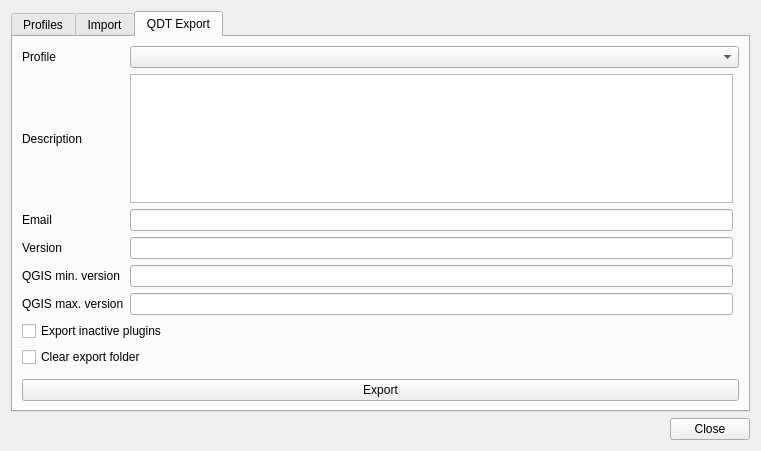
Old version of the form profile_manager/profile_manager_dialog_base.ui in the repository WhereGroup/profile-manager.
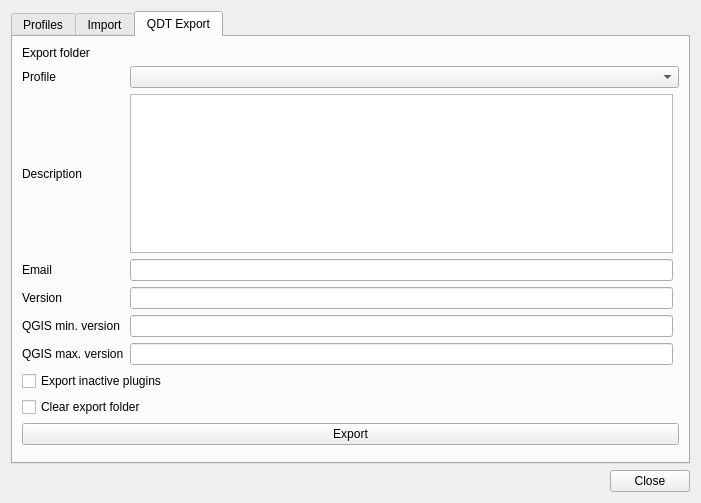
New version of the form. Custom widgets are drawn as their Qt base class.

Commit message: feat(profile manager) export folder at first position

What changed in the file:
```diff
--- a/profile_manager/profile_manager_dialog_base.ui
+++ b/profile_manager/profile_manager_dialog_base.ui
@@ -6,8 +6,8 @@
    <rect>
     <x>0</x>
     <y>0</y>
-    <width>761</width>
-    <height>451</height>
+    <width>701</width>
+    <height>503</height>
    </rect>
   </property>
   <property name="windowTitle">
@@ -350,60 +350,7 @@
        <string>QDT Export</string>
       </attribute>
       <layout class="QGridLayout" name="gridLayout">
-       <item row="10" column="0" colspan="3">
-        <spacer name="verticalSpacer_4">
-         <property name="orientation">
-          <enum>Qt::Vertical</enum>
-         </property>
-         <property name="sizeHint" stdset="0">
-          <size>
-           <width>20</width>
-           <height>40</height>
-          </size>
-         </property>
-        </spacer>
-       </item>
-       <item row="9" column="0" colspan="3">
-        <widget class="QPushButton" name="export_qdt_button">
-         <property name="text">
-          <string>Export</string>
-         </property>
-        </widget>
-       </item>
-       <item row="2" column="0">
-        <widget class="QLabel" name="qdt_email_label">
-         <property name="text">
-          <string>Email</string>
-         </property>
-        </widget>
-       </item>
-       <item row="8" column="0" colspan="2">
-        <widget class="QgsFileWidget" name="qdt_file_widget">
-         <property name="storageMode">
-          <enum>QgsFileWidget::GetDirectory</enum>
-         </property>
-        </widget>
-       </item>
-       <item row="0" column="1" colspan="2">
-        <widget class="QComboBox" name="qdt_export_profile_cbx"/>
-       </item>
-       <item row="6" column="0" colspan="2">
-        <widget class="QCheckBox" name="qdt_inactive_plugin_export_checkbox">
-         <property name="text">
-          <string>Export inactive plugins</string>
-         </property>
-        </widget>
-       </item>
-       <item row="2" column="1">
-        <widget class="QLineEdit" name="qdt_email_edit"/>
-       </item>
-       <item row="1" column="1">
-        <widget class="QTextEdit" name="qdt_description_edit"/>
-       </item>
-       <item row="3" column="1">
-        <widget class="QLineEdit" name="qdt_version_edit"/>
-       </item>
-       <item row="0" column="0">
+       <item row="1" column="0">
         <widget class="QLabel" name="qdt_profile_label">
          <property name="sizePolicy">
           <sizepolicy hsizetype="Fixed" vsizetype="Preferred">
@@ -416,47 +363,107 @@
          </property>
         </widget>
        </item>
-       <item row="1" column="0">
+       <item row="5" column="0">
+        <widget class="QLabel" name="qdt_qgis_min_version_label">
+         <property name="text">
+          <string>QGIS min. version</string>
+         </property>
+        </widget>
+       </item>
+       <item row="2" column="0">
         <widget class="QLabel" name="qdt_description_label">
          <property name="text">
           <string>Description</string>
          </property>
         </widget>
        </item>
-       <item row="7" column="0" colspan="2">
+       <item row="1" column="1" colspan="2">
+        <widget class="QComboBox" name="qdt_export_profile_cbx"/>
+       </item>
+       <item row="3" column="0">
+        <widget class="QLabel" name="qdt_email_label">
+         <property name="text">
+          <string>Email</string>
+         </property>
+        </widget>
+       </item>
+       <item row="3" column="1">
+        <widget class="QLineEdit" name="qdt_email_edit"/>
+       </item>
+       <item row="4" column="1">
+        <widget class="QLineEdit" name="qdt_version_edit"/>
+       </item>
+       <item row="8" column="0" colspan="2">
         <widget class="QCheckBox" name="qdt_clear_export_folder_checkbox">
          <property name="text">
           <string>Clear export folder</string>
          </property>
         </widget>
        </item>
-       <item row="3" column="0">
+       <item row="5" column="1">
+        <widget class="QLineEdit" name="qdt_qgis_min_version_edit"/>
+       </item>
+       <item row="11" column="0" colspan="3">
+        <spacer name="verticalSpacer_4">
+         <property name="orientation">
+          <enum>Qt::Vertical</enum>
+         </property>
+         <property name="sizeHint" stdset="0">
+          <size>
+           <width>20</width>
+           <height>40</height>
+          </size>
+         </property>
+        </spacer>
+       </item>
+       <item row="7" column="0" colspan="2">
+        <widget class="QCheckBox" name="qdt_inactive_plugin_export_checkbox">
+         <property name="text">
+          <string>Export inactive plugins</string>
+         </property>
+        </widget>
+       </item>
+       <item row="4" column="0">
         <widget class="QLabel" name="qdt_version_label">
          <property name="text">
           <string>Version</string>
          </property>
         </widget>
        </item>
-       <item row="4" column="0">
-        <widget class="QLabel" name="qdt_qgis_min_version_label">
+       <item row="10" column="0" colspan="3">
+        <widget class="QPushButton" name="export_qdt_button">
          <property name="text">
-          <string>QGIS min. version</string>
+          <string>Export</string>
          </property>
         </widget>
        </item>
-       <item row="5" column="0">
+       <item row="6" column="0">
         <widget class="QLabel" name="qdt_qgis_max_version_label">
          <property name="text">
           <string>QGIS max. version</string>
          </property>
         </widget>
        </item>
-       <item row="4" column="1">
-        <widget class="QLineEdit" name="qdt_qgis_min_version_edit"/>
-       </item>
-       <item row="5" column="1">
+       <item row="6" column="1">
         <widget class="QLineEdit" name="qdt_qgis_max_version_edit"/>
        </item>
+       <item row="2" column="1">
+        <widget class="QTextEdit" name="qdt_description_edit"/>
+       </item>
+       <item row="0" column="1">
+        <widget class="QgsFileWidget" name="qdt_file_widget">
+         <property name="storageMode">
+          <enum>QgsFileWidget::GetDirectory</enum>
+         </property>
+        </widget>
+       </item>
+       <item row="0" column="0">
+        <widget class="QLabel" name="lbl_export_folder">
+         <property name="text">
+          <string>Export folder</string>
+         </property>
+        </widget>
+       </item>
       </layout>
      </widget>
     </widget>
```
